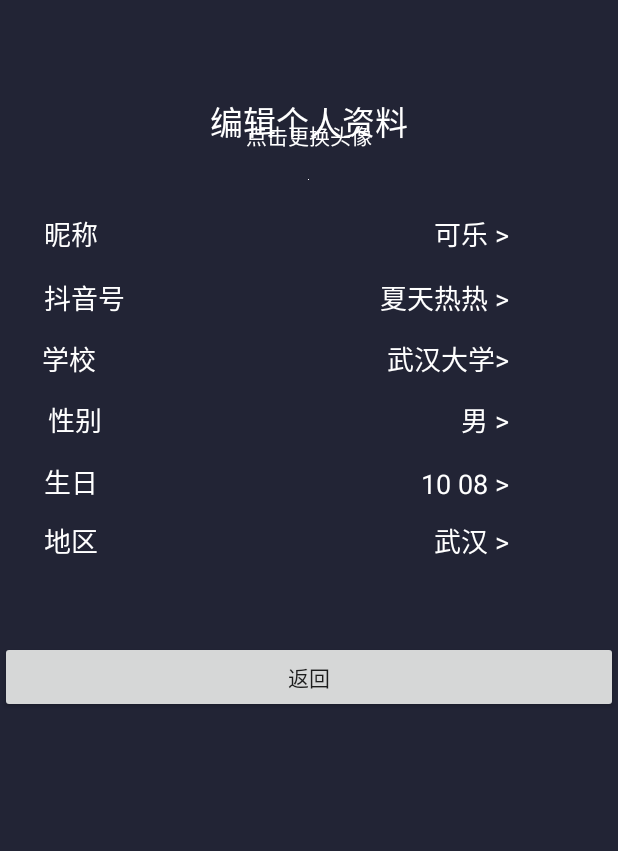
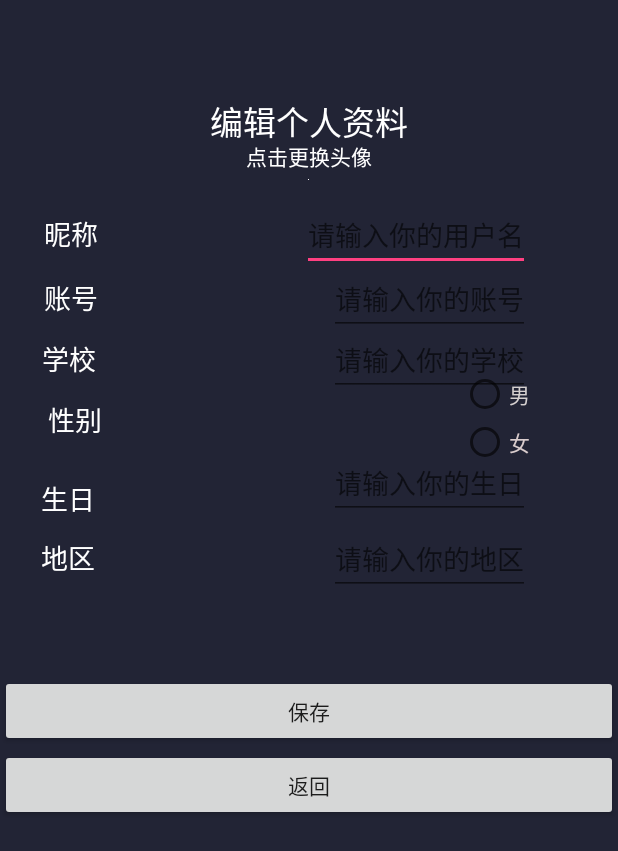
Before and after one commit to SummerFighter/SummerWorkspace, an Android app: the EditMyinfo screen opened directly, with no data from a screen before it, on a phone screen of 412 x 824 dp. Shown: the top 851 px of the screen. Run offline under Robolectric (Android 15) with nearby library versions, the phone set to English and light mode, and no system bars.

Commit message:
新增可自行更改用户信息，保存功能（待完善）-魏昌鑫

```diff
--- a/DouyinDemo-master/app/src/main/java/com/example/administrator/douyin/EditMyinfo.java
+++ b/DouyinDemo-master/app/src/main/java/com/example/administrator/douyin/EditMyinfo.java
@@ -5,10 +5,12 @@ import android.support.v7.app.AppCompatActivity;
 import android.os.Bundle;
 import android.view.View;
 import android.widget.Button;
+import android.widget.EditText;
 
 public class EditMyinfo extends AppCompatActivity  {
 
-    private Button fh;
+    private Button fh,okBtn;
+    EditText editname;
     @Override
     protected void onCreate(Bundle savedInstanceState) {
         super.onCreate(savedInstanceState);
@@ -21,9 +23,23 @@ public class EditMyinfo extends AppCompatActivity  {
                 pasdwadf();
             }
         });
+
+        okBtn = findViewById(R.id.ok);
+        okBtn.setOnClickListener(new View.OnClickListener() {
+            @Override
+            public void onClick(View v) {
+                store();
+            }
+        });
     }
     public void pasdwadf(){
         Intent intent=new Intent(this,PersonInfo.class);
         startActivity(intent);
     }
+    public void store(){
+        Intent intent=new Intent(this,PersonInfo.class);
+        startActivity(intent);
+    }
+
+
 }
--- a/DouyinDemo-master/app/src/main/res/layout/activity_edit_info.xml
+++ b/DouyinDemo-master/app/src/main/res/layout/activity_edit_info.xml
@@ -22,14 +22,15 @@
         tools:layout_editor_absoluteY="6dp" />
 
     <TextView
+        android:id="@+id/textView16"
         android:layout_width="wrap_content"
         android:layout_height="wrap_content"
         android:layout_alignBottom="@+id/imageButton"
         android:layout_centerHorizontal="true"
-        android:layout_marginBottom="19dp"
+        android:layout_marginBottom="5dp"
         android:text="点击更换头像"
         android:textColor="#ffffff"
-        android:id="@+id/textView16" />
+         />
 
     <TextView
         android:id="@+id/textView3"
@@ -55,7 +56,7 @@
         android:layout_marginStart="29dp"
         android:layout_marginLeft="29dp"
         android:layout_marginTop="15dp"
-        android:text="抖音号"
+        android:text="账号"
         android:textColor="#ffffff"
         android:textSize="18sp" />
 
@@ -88,16 +89,18 @@
         android:textSize="18sp" />
 
     <TextView
+        android:id="@+id/textView7"
         android:layout_width="wrap_content"
         android:layout_height="wrap_content"
+        android:layout_below="@+id/textView6"
         android:layout_alignEnd="@+id/textView3"
         android:layout_alignRight="@+id/textView3"
-        android:layout_below="@+id/textView6"
-        android:layout_marginTop="14dp"
+        android:layout_marginTop="25dp"
+        android:layout_marginEnd="2dp"
+        android:layout_marginRight="2dp"
         android:text="生日"
         android:textColor="#ffffff"
-        android:textSize="18sp"
-        android:id="@+id/textView7" />
+        android:textSize="18sp" />
 
     <TextView
         android:layout_width="wrap_content"
@@ -111,7 +114,7 @@
         android:textSize="18sp"
         android:id="@+id/textView8" />
 
-    <TextView
+    <EditText
         android:id="@+id/textView10"
         android:layout_width="wrap_content"
         android:layout_height="wrap_content"
@@ -119,11 +122,11 @@
         android:layout_alignBottom="@+id/textView3"
         android:layout_alignEnd="@+id/textView18"
         android:layout_alignRight="@+id/textView18"
-        android:text="可乐 >"
+        android:hint="请输入你的用户名"
         android:textColor="#ffffff"
         android:textSize="18sp" />
 
-    <TextView
+    <EditText
         android:id="@+id/textView18"
         android:layout_width="wrap_content"
         android:layout_height="wrap_content"
@@ -131,11 +134,11 @@
         android:layout_alignBottom="@+id/textView4"
         android:layout_alignEnd="@+id/textView14"
         android:layout_alignRight="@+id/textView14"
-        android:text="夏天热热 >"
+        android:hint="请输入你的账号"
         android:textColor="#ffffff"
         android:textSize="18sp" />
 
-    <TextView
+    <EditText
         android:id="@+id/textView14"
         android:layout_width="wrap_content"
         android:layout_height="wrap_content"
@@ -143,37 +146,54 @@
         android:layout_alignBottom="@+id/textView5"
         android:layout_alignEnd="@+id/textView9"
         android:layout_alignRight="@+id/textView9"
-        android:text="武汉大学>"
+        android:hint="请输入你的学校"
         android:textColor="#ffffff"
         android:textSize="18sp" />
 
-    <TextView
+    <RadioGroup
         android:id="@+id/textView9"
         android:layout_width="wrap_content"
         android:layout_height="wrap_content"
-        android:layout_alignBaseline="@+id/textView6"
-        android:layout_alignBottom="@+id/textView6"
+        android:layout_alignBaseline="@+id/textView14"
+        android:layout_alignBottom="@+id/textView14"
         android:layout_marginStart="101dp"
         android:layout_marginLeft="101dp"
         android:layout_marginBottom="-10dp"
         android:layout_toEndOf="@+id/imageButton"
         android:layout_toRightOf="@+id/imageButton"
-        android:text="男 >"
+        android:text="男 "
         android:textColor="#ffffff"
-        android:textSize="18sp" />
+        android:textSize="18sp">
 
-    <TextView
+        <RadioButton
+            android:id="@+id/man"
+            android:layout_width="wrap_content"
+            android:layout_height="wrap_content"
+            android:layout_below="@+id/textView14"
+            android:text="男"
+            android:textColor="#D5D0D0"
+            android:textColorHint="#EFE9E9" />
+
+        <RadioButton
+            android:id="@+id/woman"
+            android:layout_width="wrap_content"
+            android:layout_height="wrap_content"
+            android:text="女"
+            android:textColor="#DACDCD" />
+    </RadioGroup>
+
+    <EditText
         android:id="@+id/textView17"
         android:layout_width="wrap_content"
         android:layout_height="wrap_content"
         android:layout_above="@+id/textView8"
         android:layout_alignEnd="@+id/textView9"
         android:layout_alignRight="@+id/textView9"
-        android:text="10 08 >"
+        android:hint="请输入你的生日"
         android:textColor="#ffffff"
         android:textSize="18sp" />
 
-    <TextView
+    <EditText
         android:id="@+id/textView15"
         android:layout_width="wrap_content"
         android:layout_height="wrap_content"
@@ -181,7 +201,7 @@
         android:layout_alignBottom="@+id/textView8"
         android:layout_alignEnd="@+id/textView17"
         android:layout_alignRight="@+id/textView17"
-        android:text="武汉 >"
+        android:hint="请输入你的地区"
         android:textColor="#ffffff"
         android:textSize="18sp" />
 
@@ -212,13 +232,20 @@
         android:layout_centerHorizontal="true"
         android:layout_marginTop="22dp"
         android:background="@mipmap/head" />
+    <Button
+        android:id="@+id/ok"
+        android:layout_width="match_parent"
+        android:layout_height="wrap_content"
+        android:layout_below="@+id/textView15"
+        android:layout_marginTop="53dp"
+        android:text="保存" />
 
     <Button
         android:id="@+id/fh"
         android:layout_width="match_parent"
         android:layout_height="wrap_content"
-        android:layout_below="@+id/textView15"
-        android:layout_marginTop="53dp"
+        android:layout_below="@+id/ok"
+        android:layout_marginTop="1dp"
         android:text="返回" />
 
 
```
Also changed, not shown: DouyinDemo-master/gradle/wrapper/gradle-wrapper.properties (deleted), 1 other file.
